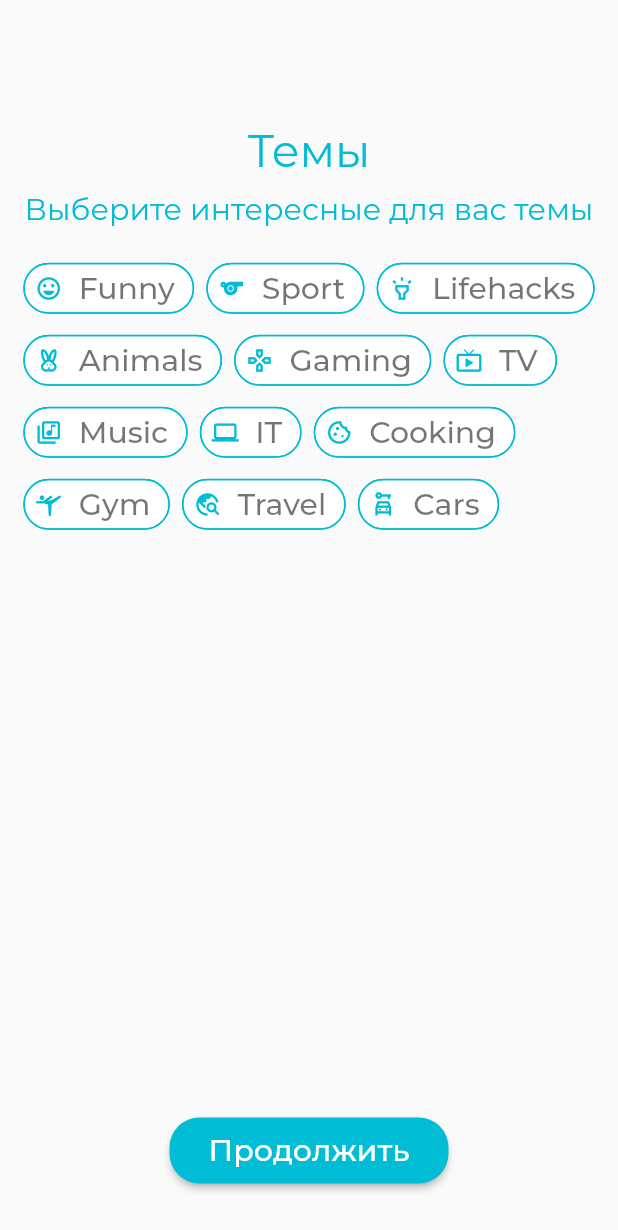
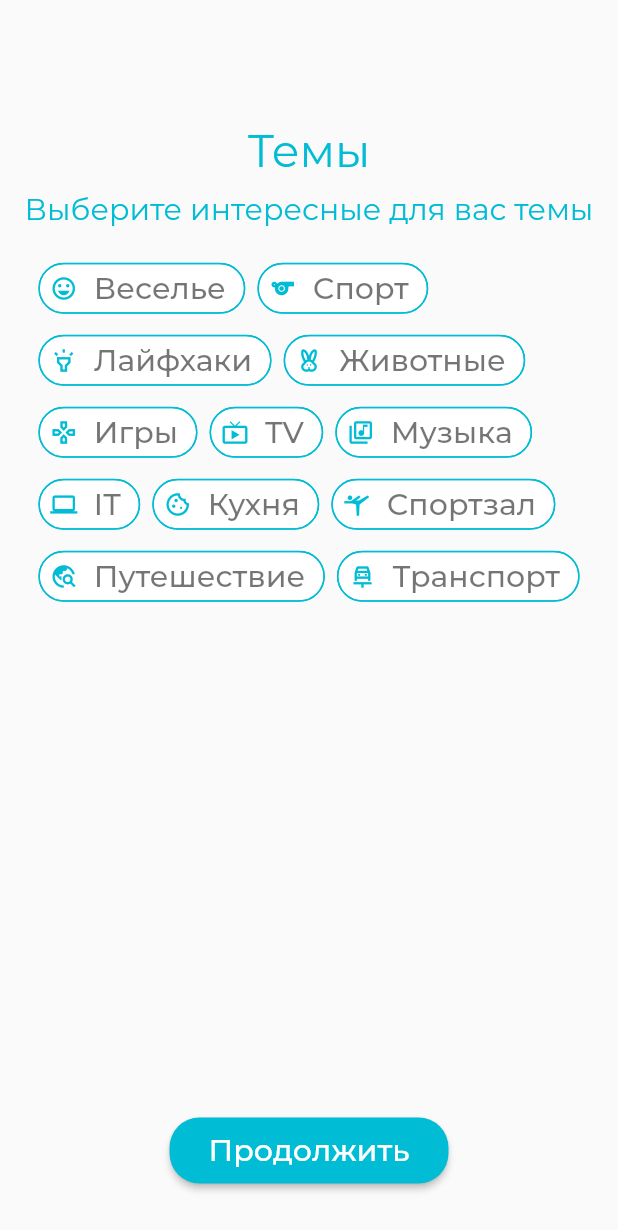
Before and after one commit to Nikites-dev/ForumApp, a Flutter app: the InterestsPage screen opened by its route, on a phone screen of 412 x 824 dp. Shown: the top 1230 px of the screen. Run offline on Flutter 3.47's test engine with Material 2 defaults, Android fonts, the phone set to English and light mode, and no system bars; our stand-ins replace buttons_tabbar, cached_network_image, firebase_auth, firebase_core, firebase_database, firebase_storage and 4 more; missing offline and left inert: xid; accounts and stored records are empty; network calls fail.

Commit message:
add actionChip for interest and check for send comment btn

```diff
--- a/forum_app/lib/models/Interests.dart
+++ b/forum_app/lib/models/Interests.dart
@@ -2,18 +2,18 @@ import 'package:flutter/material.dart';
 import 'package:forum_app/models/interest.dart';
 
 class Interests {
-    static List<Interest> list = const [
-      Interest("Funny", Icon(Icons.emoji_emotions_outlined, color: Colors.cyan)),
-      Interest("Sport", Icon(Icons.sports_outlined, color: Colors.cyan)),
-      Interest("Lifehacks", Icon(Icons.highlight_outlined, color: Colors.cyan)),
-      Interest("Animals", Icon(Icons.cruelty_free_outlined, color: Colors.cyan)),
-      Interest("Gaming", Icon(Icons.games_outlined, color: Colors.cyan)),
-      Interest("TV", Icon(Icons.live_tv_outlined, color: Colors.cyan)),
-      Interest("Music", Icon(Icons.library_music_outlined, color: Colors.cyan)),
-      Interest("IT", Icon(Icons.computer_outlined, color: Colors.cyan)),
-      Interest("Cooking", Icon(Icons.cookie_outlined, color: Colors.cyan)),
-      Interest("Gym", Icon(Icons.sports_gymnastics_outlined, color: Colors.cyan)),
-      Interest("Travel", Icon(Icons.travel_explore_outlined, color: Colors.cyan)),
-      Interest("Cars", Icon(Icons.car_rental_outlined, color: Colors.cyan)),
+    static List<Interest> list = [
+      Interest("Веселье", const Icon(Icons.emoji_emotions_outlined, color: Colors.cyan), Colors.yellow[400]),
+      Interest("Спорт", const Icon(Icons.sports_outlined, color: Colors.cyan), Colors.blue[400]),
+      Interest("Лайфхаки", const Icon(Icons.highlight_outlined, color: Colors.cyan), Colors.green[400]),
+      Interest("Животные", const Icon(Icons.cruelty_free_outlined, color: Colors.cyan), Colors.orange[400]),
+      Interest("Игры", const Icon(Icons.games_outlined, color: Colors.cyan), Colors.blueGrey[400]),
+      Interest("TV", const Icon(Icons.live_tv_outlined, color: Colors.cyan), Colors.grey[400]),
+      Interest("Музыка", const Icon(Icons.library_music_outlined, color: Colors.cyan), Colors.red[300]),
+      Interest("IT", const Icon(Icons.computer_outlined, color: Colors.cyan), Colors.lightBlue[400]),
+      Interest("Кухня", const Icon(Icons.cookie_outlined, color: Colors.cyan), Colors.orange[400]),
+      Interest("Спортзал", const Icon(Icons.sports_gymnastics_outlined, color: Colors.cyan), Colors.blueAccent[400]),
+      Interest("Путешествие", const Icon(Icons.travel_explore_outlined, color: Colors.cyan), Colors.greenAccent[400]),
+      Interest("Транспорт", const Icon(Icons.car_repair_outlined, color: Colors.cyan), Colors.blue[400]),
     ];
 }
--- a/forum_app/lib/models/interest.dart
+++ b/forum_app/lib/models/interest.dart
@@ -3,6 +3,7 @@ import 'package:flutter/cupertino.dart';
 class Interest {
   final String? name;
   final Icon? icon;
+  final Color? backgroundColor;
 
-  const Interest(this.name, this.icon);
+  const Interest(this.name, this.icon, this.backgroundColor);
 }
--- a/forum_app/lib/pages/auth_page.dart
+++ b/forum_app/lib/pages/auth_page.dart
@@ -1,8 +1,6 @@
 import 'package:flutter/material.dart';
 import 'package:forum_app/widgets/inputWidget.dart';
 import 'package:forum_app/services/auth/service.dart';
-import 'package:firebase_database/firebase_database.dart';
-import 'package:shared_preferences/shared_preferences.dart';
 
 class AuthPage extends StatefulWidget {
   const AuthPage({super.key});
--- a/forum_app/lib/pages/homeView.dart
+++ b/forum_app/lib/pages/homeView.dart
@@ -1,16 +1,10 @@
 import 'package:cached_network_image/cached_network_image.dart';
 import 'package:firebase_database/firebase_database.dart';
-import 'package:firebase_storage/firebase_storage.dart';
 import 'package:flutter/cupertino.dart';
 import 'package:flutter/material.dart';
-import 'package:flutter/src/widgets/framework.dart';
-import 'package:flutter/src/widgets/placeholder.dart';
 import 'package:forum_app/models/interests.dart';
 import 'package:forum_app/models/post.dart';
-import 'package:flutter/material.dart';
 import 'package:forum_app/pages/post_page.dart';
-import 'package:infinite_listview/infinite_listview.dart';
-import 'package:shared_preferences/shared_preferences.dart';
 import 'package:intl/intl.dart';
 import '../models/user.dart';
 
--- a/forum_app/lib/pages/mainViewPager.dart
+++ b/forum_app/lib/pages/mainViewPager.dart
@@ -36,6 +36,7 @@ class _HomePageState extends State<HomePage> {
   Widget build(BuildContext context) {
     return Scaffold(
       appBar: AppBar(
+        automaticallyImplyLeading: false,
         backgroundColor: Colors.cyan,
         actions: [
           Padding(
```
Also changed, not shown: forum_app/lib/pages/post_page.dart (+29 -6 lines).
